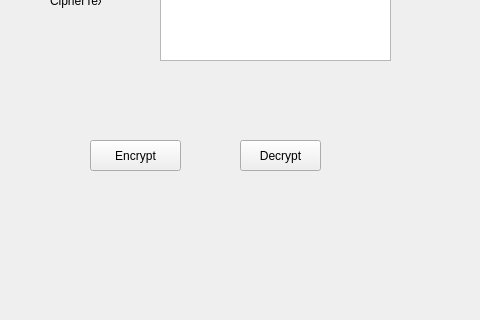
The window that Lab-03/ui/rsa.ui (2280600317-NgHoangChung-bmttnc/2280600317-HoangChung-bmttnc) describes before a commit, drawn with Qt 5; both pictures show x 0 to 480 and y 280 to 600 of the 800 by 600 pixel window.
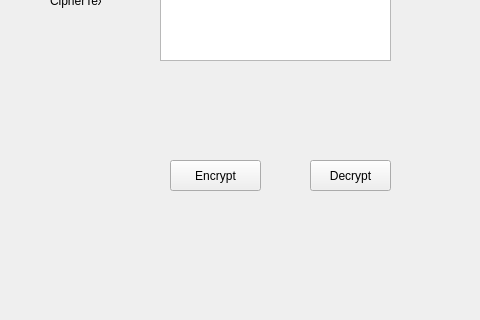
The same window after the commit.

```diff
--- a/Lab-03/ui/rsa.ui
+++ b/Lab-03/ui/rsa.ui
@@ -30,8 +30,8 @@
    <widget class="QToolButton" name="btn_encrypt">
     <property name="geometry">
      <rect>
-      <x>90</x>
-      <y>420</y>
+      <x>170</x>
+      <y>440</y>
       <width>91</width>
       <height>31</height>
      </rect>
@@ -43,8 +43,8 @@
    <widget class="QToolButton" name="btn_decrypt">
     <property name="geometry">
      <rect>
-      <x>240</x>
-      <y>420</y>
+      <x>310</x>
+      <y>440</y>
       <width>81</width>
       <height>31</height>
      </rect>
```
